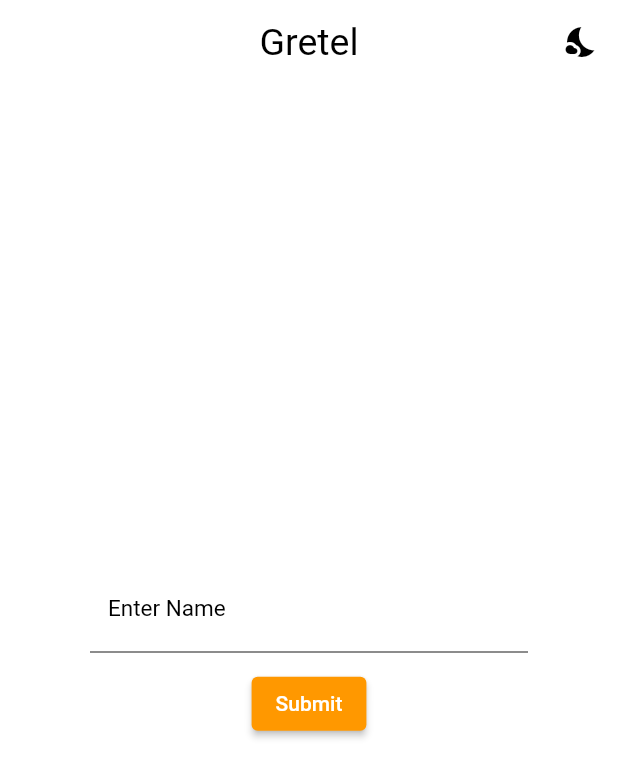
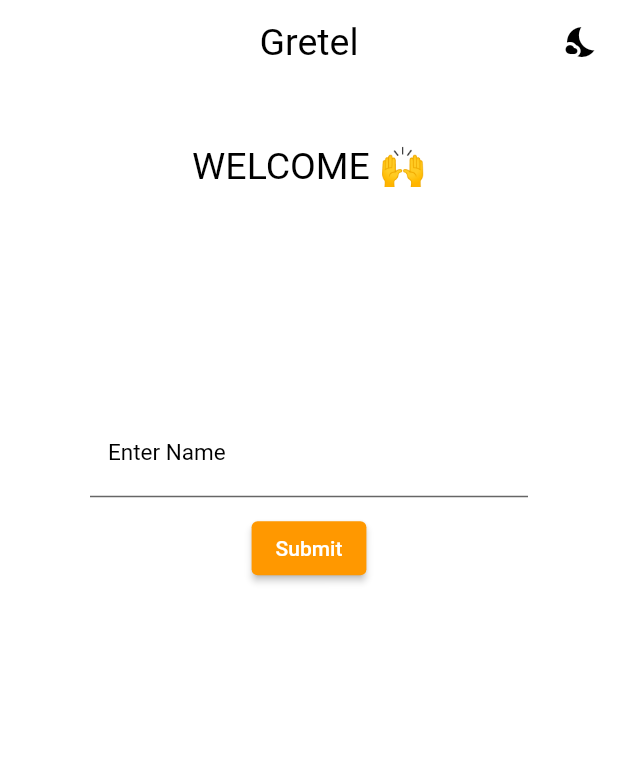
Before and after one commit to Adityabhaumik/beacon, a Flutter app: the screen it shows after launch, on a phone screen of 412 x 824 dp. Shown: the top 778 px of the screen. Run offline on Flutter 3.47's test engine with Material 2 defaults, Android fonts, the light colour scheme and no system bars; our stand-ins replace cloud_firestore, firebase_core, flutter_map, geolocator, latlong, material_floating_search_bar and 2 more; missing offline and left inert: clipboard, geocoder, menu_button; accounts and stored records are empty.

Commit message:
bug fix and added welcome text

```diff
--- a/lib/utilities/askname_utility.dart
+++ b/lib/utilities/askname_utility.dart
@@ -8,8 +8,18 @@ AlertBoxAskName(BuildContext context) {
   var Nameprovider = Provider.of<NameNotifier>(context);
   return Column(
     crossAxisAlignment: CrossAxisAlignment.center,
-    mainAxisAlignment: MainAxisAlignment.center,
+    mainAxisAlignment: MainAxisAlignment.start,
     children: <Widget>[
+      Padding(
+        padding: const EdgeInsets.only(top:10.0),
+        child: Text(
+          'WELCOME 🙌',
+          style: Theme.of(context).textTheme.headline2,
+        ),
+      ),
+      SizedBox(
+        height: MediaQuery.of(context).size.height*0.18,
+      ),
       Container(
         child: TextFormField(
           controller: controller,
--- a/lib/utilities/enterDestinationbar_utility.dart
+++ b/lib/utilities/enterDestinationbar_utility.dart
@@ -29,8 +29,9 @@ Widget buildFloatingSearchBar(BuildContext context, MapController controller) {
   }
 
   return FloatingSearchBar(
+    automaticallyImplyBackButton: false,
     textInputAction: TextInputAction.done,
-    queryStyle: TextStyle(color: Colors.black),
+    queryStyle: TextStyle(color: Theme.of(context).secondaryHeaderColor),
     hint: destinationData.destinationName == null
         ? 'Enter Destination'
         : destinationData.destinationName,
@@ -45,12 +46,9 @@ Widget buildFloatingSearchBar(BuildContext context, MapController controller) {
     onSubmitted: (value) {
       print(value);
       getDestination(value);
+
     },
-    // onQueryChanged: (query) {
-    //
-    // },
-    // Specify a custom transition to be used for
-    // animating between opened and closed stated.
+
     transition: CircularFloatingSearchBarTransition(),
     actions: [
       FloatingSearchBarAction(
```
